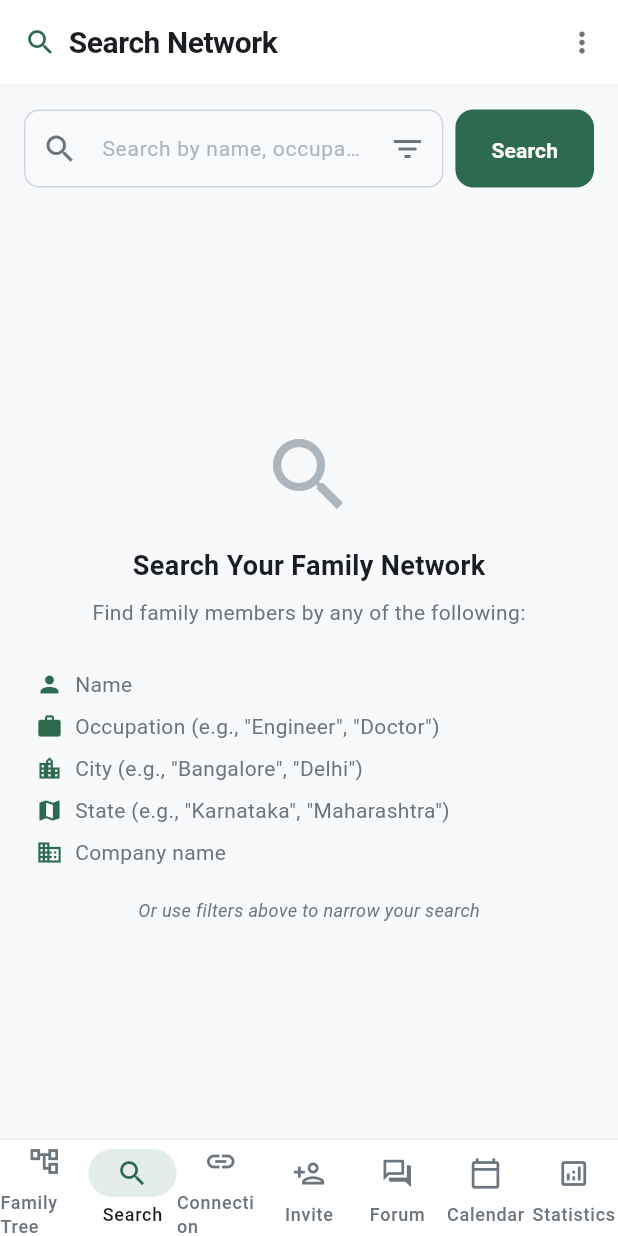
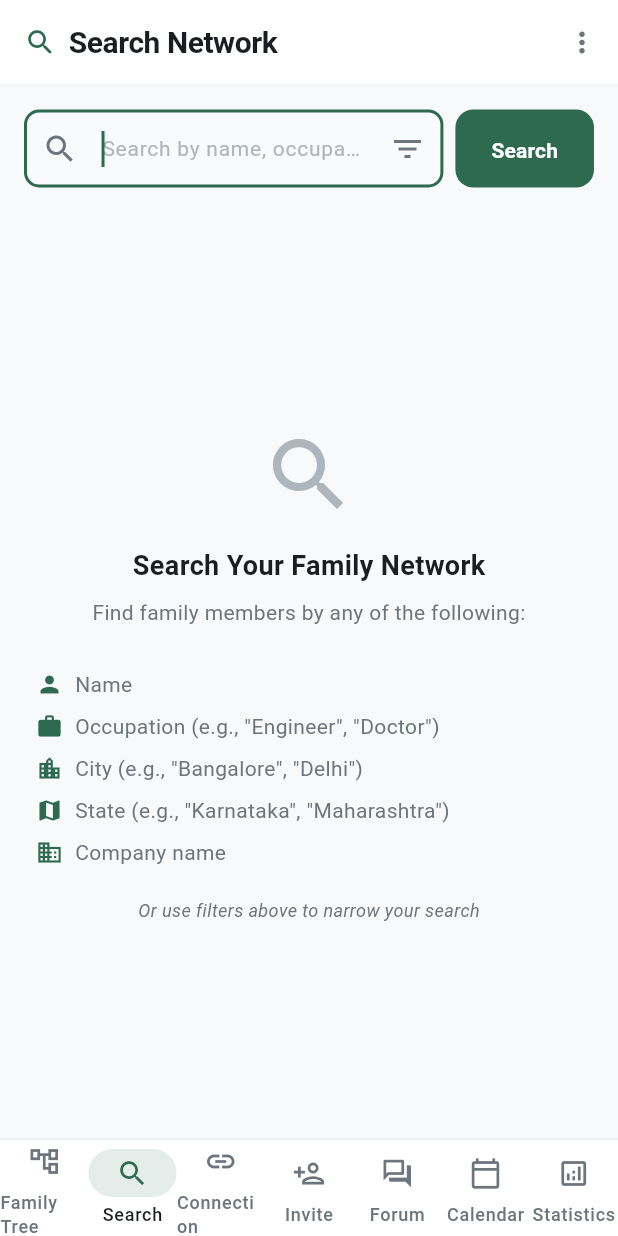
Before and after one commit to ManiKumar007/FamilyTree, a Flutter app: the SearchScreen screen opened by its route, on a phone screen of 412 x 824 dp. Run offline on Flutter 3.47's test engine with Material 3 defaults, Android fonts, the phone set to English and light mode, and no system bars; our stand-ins replace cached_network_image, fl_chart, flutter_dotenv, flutter_riverpod, go_router, image_picker and 2 more; accounts and stored records are empty; network calls fail.

```diff
--- a/app/lib/features/search/screens/search_screen.dart
+++ b/app/lib/features/search/screens/search_screen.dart
@@ -1,3 +1,4 @@
+import 'dart:async';
 import 'package:flutter/material.dart';
 import 'package:flutter_riverpod/flutter_riverpod.dart';
 import 'package:go_router/go_router.dart';
@@ -15,6 +16,7 @@ class SearchScreen extends ConsumerStatefulWidget {
 
 class _SearchScreenState extends ConsumerState<SearchScreen> {
   final _searchController = TextEditingController();
+  Timer? _debounce;
   int _selectedDepth = 3;
   String? _selectedOccupation;
   String? _selectedMaritalStatus;
@@ -23,13 +25,24 @@ class _SearchScreenState extends ConsumerState<SearchScreen> {
   @override
   void initState() {
     super.initState();
-    // Remove automatic redirect - let user use search even if profile setup is incomplete
+    _searchController.addListener(_onSearchChanged);
   }
 
   @override
   void dispose() {
+    _debounce?.cancel();
+    _searchController.removeListener(_onSearchChanged);
     _searchController.dispose();
     super.dispose();
+  }
+
+  void _onSearchChanged() {
+    if (_debounce?.isActive ?? false) _debounce!.cancel();
+    _debounce = Timer(const Duration(milliseconds: 500), () {
+      if (_searchController.text.trim().isNotEmpty) {
+        _doSearch();
+      }
+    });
   }
 
   void _doSearch() {
@@ -98,15 +111,32 @@ class _SearchScreenState extends ConsumerState<SearchScreen> {
                       child: TextField(
                         controller: _searchController,
                         onSubmitted: (_) => _doSearch(),
+                        autofocus: true,
+                        textInputAction: TextInputAction.search,
                         decoration: InputDecoration(
                           hintText: 'Search by name, occupation, city, state...',
                           hintStyle: TextStyle(color: kTextDisabled, fontSize: 14),
                           prefixIcon: Icon(Icons.search, color: kTextSecondary),
-                          suffixIcon: IconButton(
-                            icon: Icon(
-                              _showFilters ? Icons.filter_list_off : Icons.filter_list,
-                            ),
-                            onPressed: () => setState(() { _showFilters = !_showFilters; }),
+                          suffixIcon: Row(
+                            mainAxisSize: MainAxisSize.min,
+                            children: [
+                              if (_searchController.text.isNotEmpty)
+                                IconButton(
+                                  icon: const Icon(Icons.clear),
+                                  onPressed: () {
+                                    _searchController.clear();
+                                    setState(() {});
+                                  },
+                                  tooltip: 'Clear search',
+                                ),
+                              IconButton(
+                                icon: Icon(
+                                  _showFilters ? Icons.filter_list_off : Icons.filter_list,
+                                ),
+                                onPressed: () => setState(() { _showFilters = !_showFilters; }),
+                                tooltip: _showFilters ? 'Hide filters' : 'Show filters',
+                              ),
+                            ],
                           ),
                         ),
                       ),
--- a/app/lib/widgets/form_fields.dart
+++ b/app/lib/widgets/form_fields.dart
@@ -170,8 +170,11 @@ class PhoneInputField extends StatelessWidget {
         ),
         prefixIconConstraints: const BoxConstraints(minWidth: 0),
         helperText: helperText,
+        counterText: '',
       ),
       keyboardType: TextInputType.phone,
+      textInputAction: TextInputAction.next,
+      maxLength: 10,
       validator: validator ??
           (v) {
             if (v == null || v.trim().isEmpty) return 'Please enter phone number';
--- /dev/null
+++ b/package.json
@@ -0,0 +1,6 @@
+{
+  "dependencies": {
+    "@supabase/supabase-js": "^2.97.0",
+    "dotenv": "^17.3.1"
+  }
+}
```
Also changed, not shown: app/lib/features/auth/screens/login_screen.dart (+20 -1 lines), app/lib/features/auth/screens/signup_screen.dart (+8 -0 lines), app/lib/features/connection/screens/connection_finder_screen.dart (+51 -19 lines), app/lib/widgets/common_widgets.dart (+7 -2 lines), package-lock.json (added), 2 other files.
